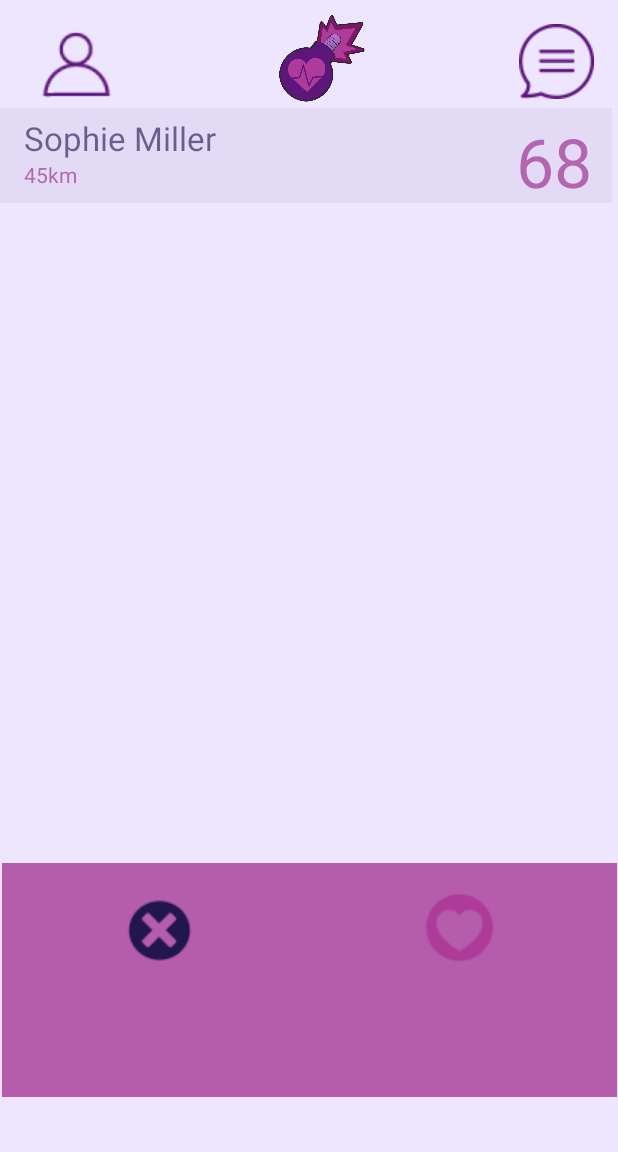
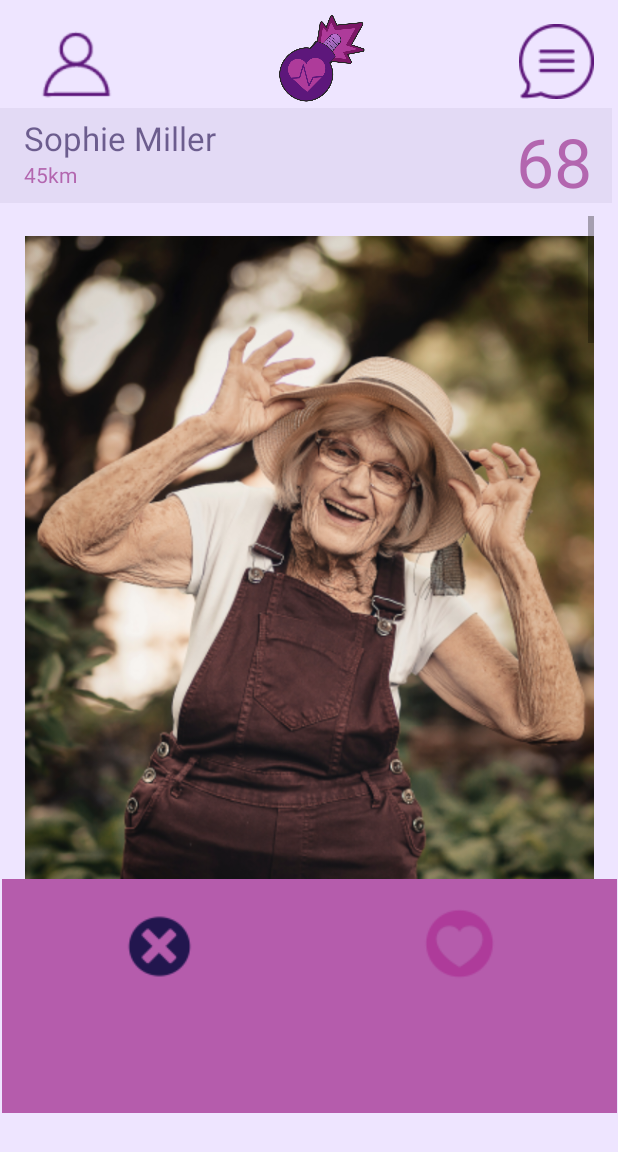
Before and after one commit to Nathan-Nesbitt/OKBoomer, an Android app: the mainSelection screen opened directly, with no data from a screen before it, on a phone screen of 412 x 824 dp. Shown: the top 1152 px of the screen. Run offline under Robolectric (Android 15) with nearby library versions, the phone set to English and light mode, and no system bars.

Commit message:
populated scroll view for bio and pics on match page

```diff
--- a/High Fidelity Prototype/app/src/main/java/com/example/okboomerprototype/specific_chat.java
+++ b/High Fidelity Prototype/app/src/main/java/com/example/okboomerprototype/specific_chat.java
@@ -8,15 +8,13 @@ import android.widget.TextView;
 
 public class specific_chat extends AppCompatActivity {
     Intent intent;
-    TextView t;
+
     @Override
     protected void onCreate(Bundle savedInstanceState) {
         super.onCreate(savedInstanceState);
         setContentView(R.layout.activity_specific_chat);
-        t = findViewById(R.id.textView4);
         intent = getIntent();
         String userName = intent.getStringExtra("name");
-        t.setText(userName);
 
     }
 }
--- a/High Fidelity Prototype/app/src/main/res/layout/activity_main_selection.xml
+++ b/High Fidelity Prototype/app/src/main/res/layout/activity_main_selection.xml
@@ -92,11 +92,11 @@
 
     <ScrollView
         android:id="@+id/scrollView2"
-        android:layout_width="395dp"
-        android:layout_height="443dp"
-        android:layout_marginTop="132dp"
-        android:layout_marginEnd="4dp"
-        android:layout_marginRight="4dp"
+        android:layout_width="379dp"
+        android:layout_height="442dp"
+        android:layout_marginTop="144dp"
+        android:layout_marginEnd="16dp"
+        android:layout_marginRight="16dp"
         app:layout_constraintEnd_toEndOf="parent"
         app:layout_constraintTop_toTopOf="parent">
 
@@ -105,6 +105,39 @@
             android:layout_height="wrap_content"
             android:orientation="vertical">
 
+            <ImageView
+                android:id="@+id/imageView8"
+                android:layout_width="match_parent"
+                android:layout_height="match_parent"
+                app:srcCompat="@drawable/sophie2" />
+            <TextView
+                android:layout_width="match_parent"
+                android:layout_height="wrap_content"
+                android:text="Bio"
+                android:textColor="#251351"
+                android:textAppearance="@style/TextAppearance.AppCompat.Display2"
+                ></TextView>
+            <TextView
+                android:layout_width="match_parent"
+                android:layout_height="wrap_content"
+                android:id="@+id/bio"
+                android:text="@string/bio"
+                ></TextView>
+            <ImageView
+                android:id="@+id/imageView9"
+                android:layout_width="match_parent"
+                android:layout_height="match_parent"
+                app:srcCompat="@drawable/sophie3" />
+            <ImageView
+                android:id="@+id/imageView10"
+                android:layout_width="match_parent"
+                android:layout_height="match_parent"
+                app:srcCompat="@drawable/sophie4" />
+            <ImageView
+                android:id="@+id/imageView11"
+                android:layout_width="match_parent"
+                android:layout_height="match_parent"
+                app:srcCompat="@drawable/sophie5" />
         </LinearLayout>
     </ScrollView>
 
--- a/High Fidelity Prototype/app/src/main/res/layout/activity_specific_chat.xml
+++ b/High Fidelity Prototype/app/src/main/res/layout/activity_specific_chat.xml
@@ -4,13 +4,4 @@
     xmlns:tools="http://schemas.android.com/tools"
     android:layout_width="match_parent"
     android:layout_height="match_parent"
-    tools:context=".specific_chat">
-
-    <TextView
-        android:id="@+id/textView4"
-        android:layout_width="wrap_content"
-        android:layout_height="wrap_content"
-        android:text="TextView"
-        tools:layout_editor_absoluteX="82dp"
-        tools:layout_editor_absoluteY="163dp" />
-</androidx.constraintlayout.widget.ConstraintLayout>
+    tools:context=".specific_chat"/>
--- a/High Fidelity Prototype/app/src/main/res/values/colors.xml
+++ b/High Fidelity Prototype/app/src/main/res/values/colors.xml
@@ -1,6 +1,6 @@
 <?xml version="1.0" encoding="utf-8"?>
 <resources>
-    <color name="colorPrimary">#008577</color>
-    <color name="colorPrimaryDark">#00574B</color>
-    <color name="colorAccent">#D81B60</color>
+    <color name="colorPrimary">#251351</color>
+    <color name="colorPrimaryDark">#660080</color>
+    <color name="colorAccent">#cf00ff</color>
 </resources>
--- a/High Fidelity Prototype/app/src/main/res/values/strings.xml
+++ b/High Fidelity Prototype/app/src/main/res/values/strings.xml
@@ -10,4 +10,5 @@
     <string name="invalid_username">Not a valid username</string>
     <string name="invalid_password">Password must be >5 characters</string>
     <string name="login_failed">"Login failed"</string>
+    <string name="bio">Lorem ipsum dolor sit amet, consectetur adipiscing elit, sed do eiusmod tempor incididunt ut labore et dolore magna aliqua. Ut enim ad minim veniam, quis nostrud exercitation ullamco laboris nisi ut aliquip ex ea commodo consequat. Duis aute irure dolor in reprehenderit in voluptate velit esse cillum dolore eu fugiat nulla pariatur. Excepteur sint occaecat cupidatat non proident, sunt in culpa qui officia deserunt mollit anim id est laborum.</string>
 </resources>
```
Also changed, not shown: High Fidelity Prototype/app/src/main/res/drawable/sophie2.png (added), High Fidelity Prototype/app/src/main/res/drawable/sophie3.png (added), High Fidelity Prototype/app/src/main/res/drawable/sophie4.png (added), High Fidelity Prototype/app/src/main/res/drawable/sophie5.png (added).
